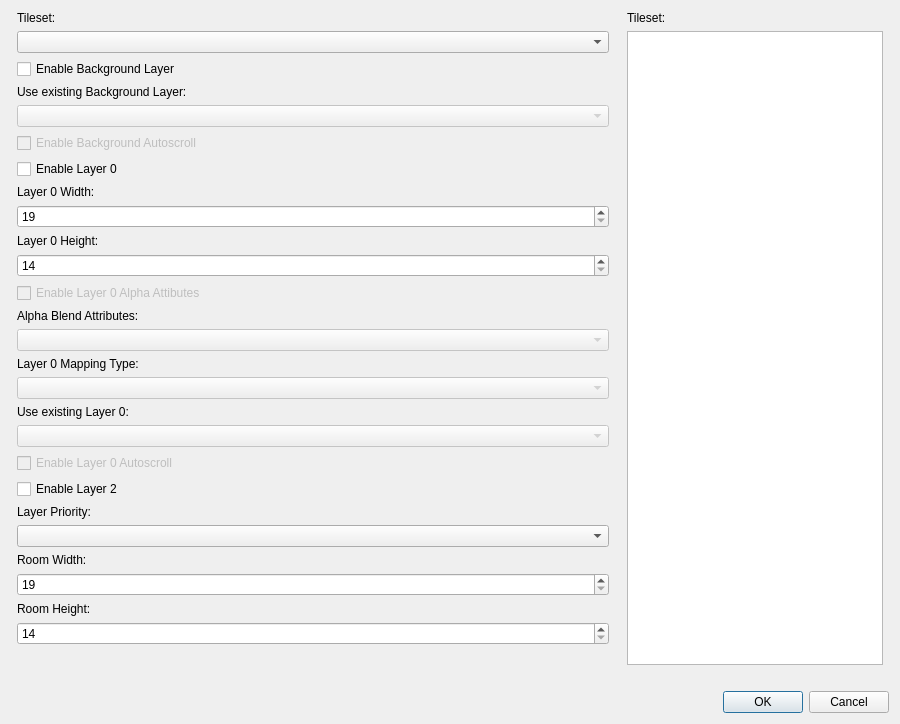
This is Dialog/RoomConfigDialog.ui in wario-land/WL4Editor as Qt 5 draws it before an edit. The edited form follows.
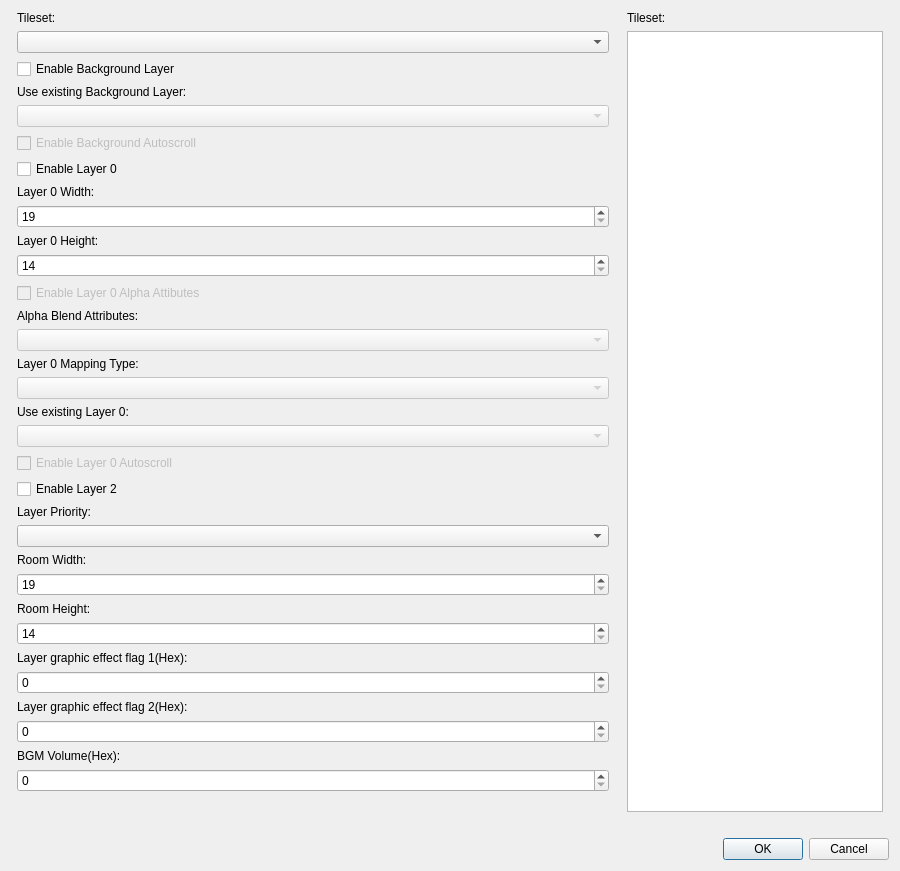
This is the edited form. Custom widgets are drawn as their Qt base class.

Commit message: Add more contents to Room Config Dialog

What changed in the file:
```diff
--- a/Dialog/RoomConfigDialog.ui
+++ b/Dialog/RoomConfigDialog.ui
@@ -7,7 +7,7 @@
     <x>0</x>
     <y>0</y>
     <width>900</width>
-    <height>662</height>
+    <height>794</height>
    </rect>
   </property>
   <property name="sizePolicy">
@@ -255,6 +255,57 @@
          </property>
         </widget>
        </item>
+       <item>
+        <widget class="QLabel" name="label_LayerGfxEffect01">
+         <property name="text">
+          <string>Layer graphic effect flag 1(Hex):</string>
+         </property>
+        </widget>
+       </item>
+       <item>
+        <widget class="QSpinBox" name="spinBox_LayerGfxEffect01">
+         <property name="maximum">
+          <number>255</number>
+         </property>
+         <property name="displayIntegerBase">
+          <number>16</number>
+         </property>
+        </widget>
+       </item>
+       <item>
+        <widget class="QLabel" name="label_LayerGfxEffect02">
+         <property name="text">
+          <string>Layer graphic effect flag 2(Hex):</string>
+         </property>
+        </widget>
+       </item>
+       <item>
+        <widget class="QSpinBox" name="spinBox_LayerGfxEffect02">
+         <property name="maximum">
+          <number>255</number>
+         </property>
+         <property name="displayIntegerBase">
+          <number>16</number>
+         </property>
+        </widget>
+       </item>
+       <item>
+        <widget class="QLabel" name="label_BgmVolume">
+         <property name="text">
+          <string>BGM Volume(Hex):</string>
+         </property>
+        </widget>
+       </item>
+       <item>
+        <widget class="QSpinBox" name="spinBox_BgmVolume">
+         <property name="maximum">
+          <number>65535</number>
+         </property>
+         <property name="displayIntegerBase">
+          <number>16</number>
+         </property>
+        </widget>
+       </item>
        <item>
         <spacer name="horizontalSpacer">
          <property name="orientation">
```
The commit also changes 5 other files.
